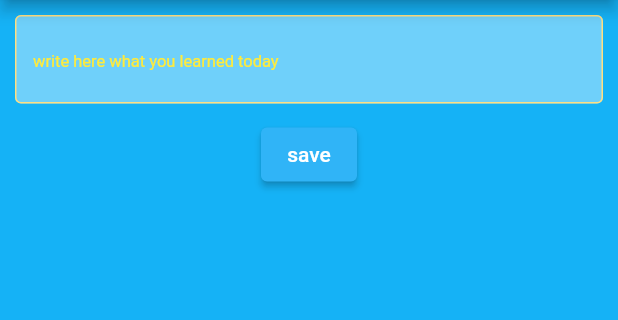
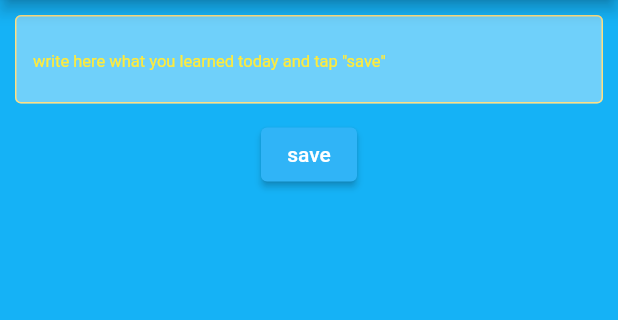
Before and after one commit to pilchsebastian88/my_days, a Flutter app: the MyDaysPage screen opened directly, on a phone screen of 412 x 824 dp, the part 84-404 px from its top. Run offline on Flutter 3.47's test engine with Material 2 defaults, Android fonts, the phone set to English and light mode, and no system bars; our stand-ins replace cloud_firestore, firebase_core, flutter_rating_bar, google_fonts; accounts and stored records are empty.

Commit message:
Add SizedBox and change hintText

```diff
--- a/lib/home/my_days/my_days_page.dart
+++ b/lib/home/my_days/my_days_page.dart
@@ -49,7 +49,8 @@ class _MyDaysPageState extends State<MyDaysPage> {
                     child: TextField(
                       controller: widget.controller,
                       decoration: InputDecoration(
-                        hintText: 'write here what you learned today',
+                        hintText:
+                            'write here what you learned today and tap "save"',
                         hintStyle: const TextStyle(
                           fontSize: 11,
                           color: Colors.yellow,
@@ -123,6 +124,7 @@ class _MyDaysPageState extends State<MyDaysPage> {
                   ),
                 ),
               ],
+              const SizedBox(height: 500)
             ],
           );
         },
```
